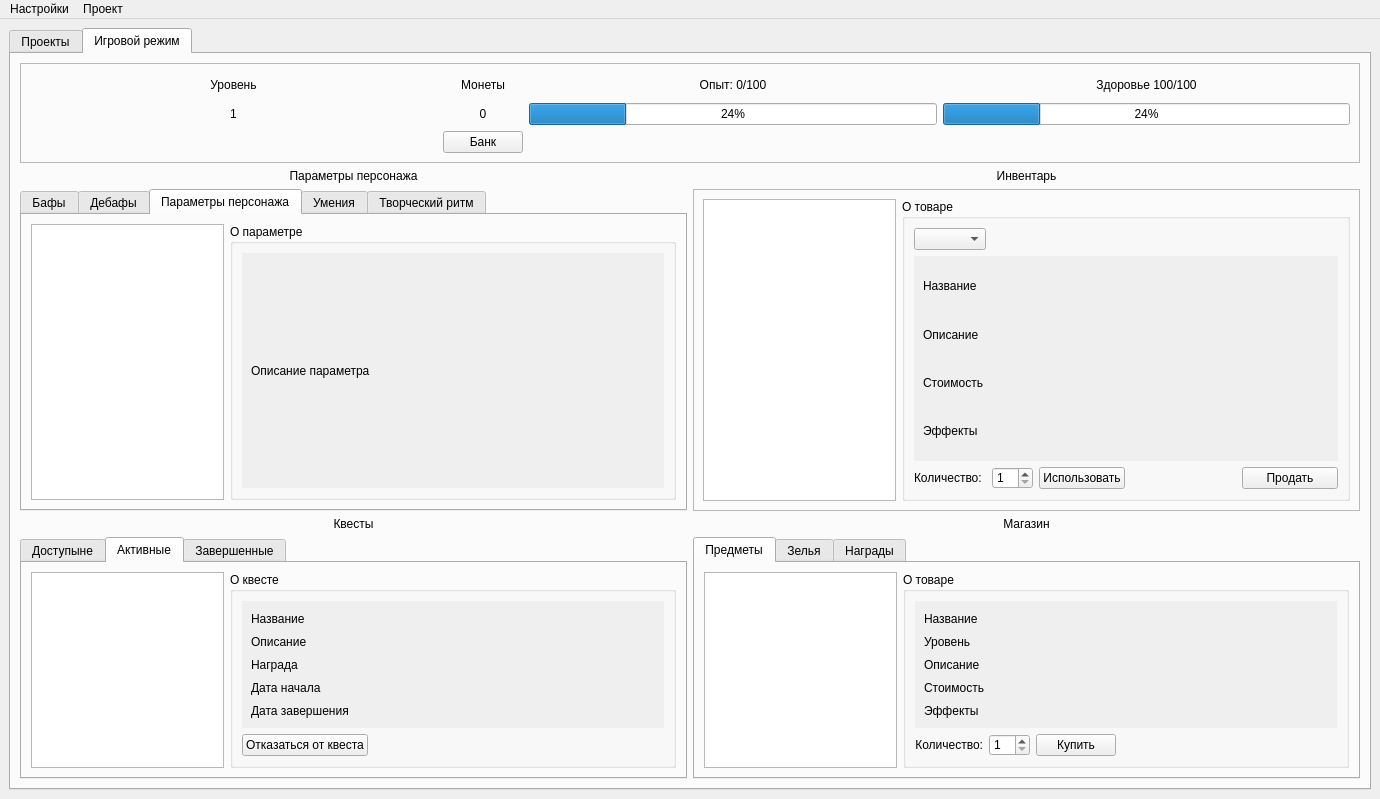
First picture: the form in UI template/main_window.ui, repository nevskyforever/nfprogress, before the edit.
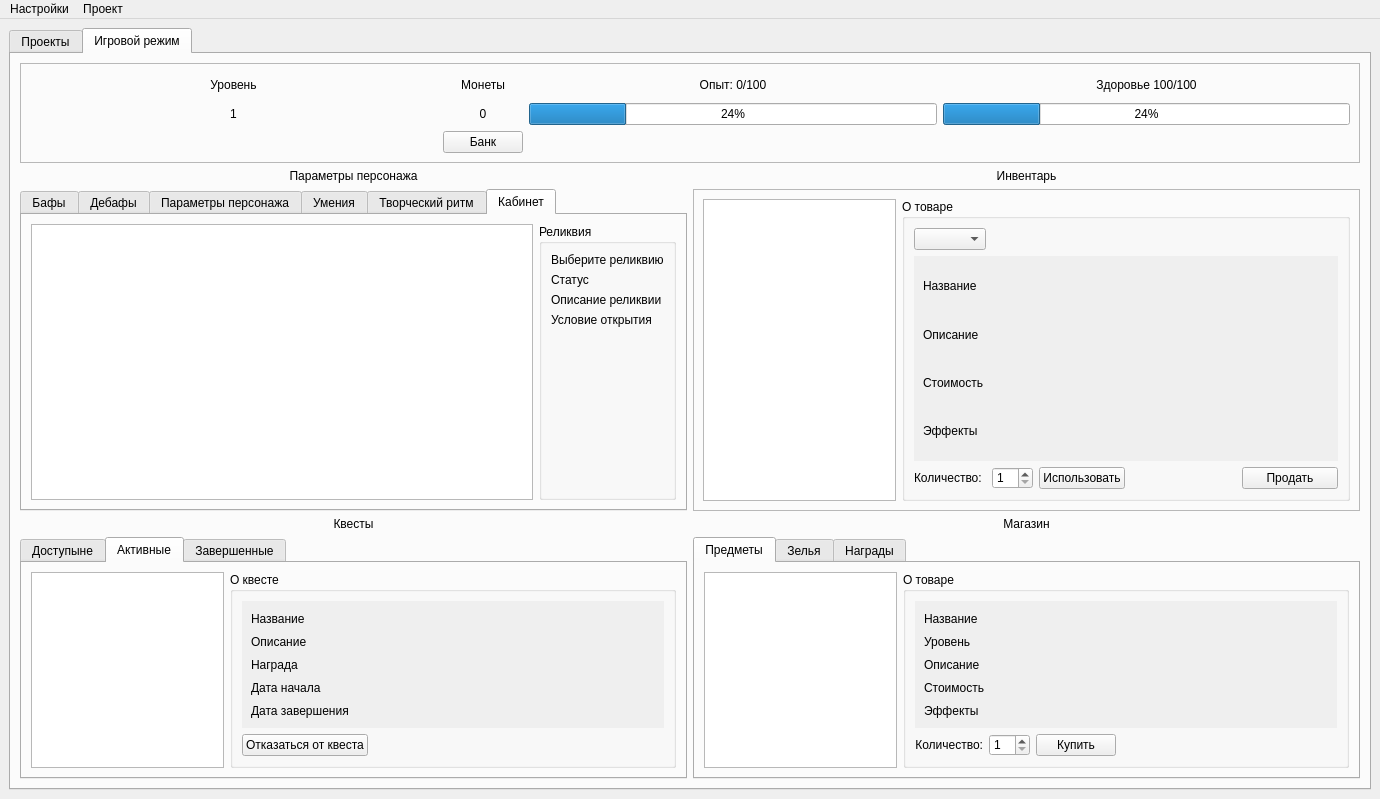
Second picture: the form after the edit. The open tabs and pages were chosen to show the change.

Diff of the .ui file:
```diff
--- a/UI template/main_window.ui
+++ b/UI template/main_window.ui
@@ -3010,6 +3010,24 @@
             </item>
            </layout>
           </widget>
+          <widget class="QWidget" name="cabinet_tab">
+           <attribute name="title"><string>Кабинет</string></attribute>
+           <layout class="QHBoxLayout" name="cabinet_layout">
+            <item><widget class="QListWidget" name="cabinet_relics_list"/></item>
+            <item>
+             <widget class="QGroupBox" name="cabinet_relic_details">
+              <property name="title"><string>Реликвия</string></property>
+              <layout class="QVBoxLayout" name="cabinet_relic_details_layout">
+               <item><widget class="QLabel" name="cabinet_relic_name"><property name="text"><string>Выберите реликвию</string></property><property name="wordWrap"><bool>true</bool></property></widget></item>
+               <item><widget class="QLabel" name="cabinet_relic_unlock_status"><property name="text"><string>Статус</string></property></widget></item>
+               <item><widget class="QLabel" name="cabinet_relic_description"><property name="text"><string>Описание реликвии</string></property><property name="wordWrap"><bool>true</bool></property></widget></item>
+               <item><widget class="QLabel" name="cabinet_relic_condition"><property name="text"><string>Условие открытия</string></property><property name="wordWrap"><bool>true</bool></property></widget></item>
+               <item><spacer name="cabinet_relic_spacer"><property name="orientation"><enum>Qt::Orientation::Vertical</enum></property><property name="sizeHint" stdset="0"><size><width>20</width><height>40</height></size></property></spacer></item>
+              </layout>
+             </widget>
+            </item>
+           </layout>
+          </widget>
          </widget>
         </item>
        </layout>
```
